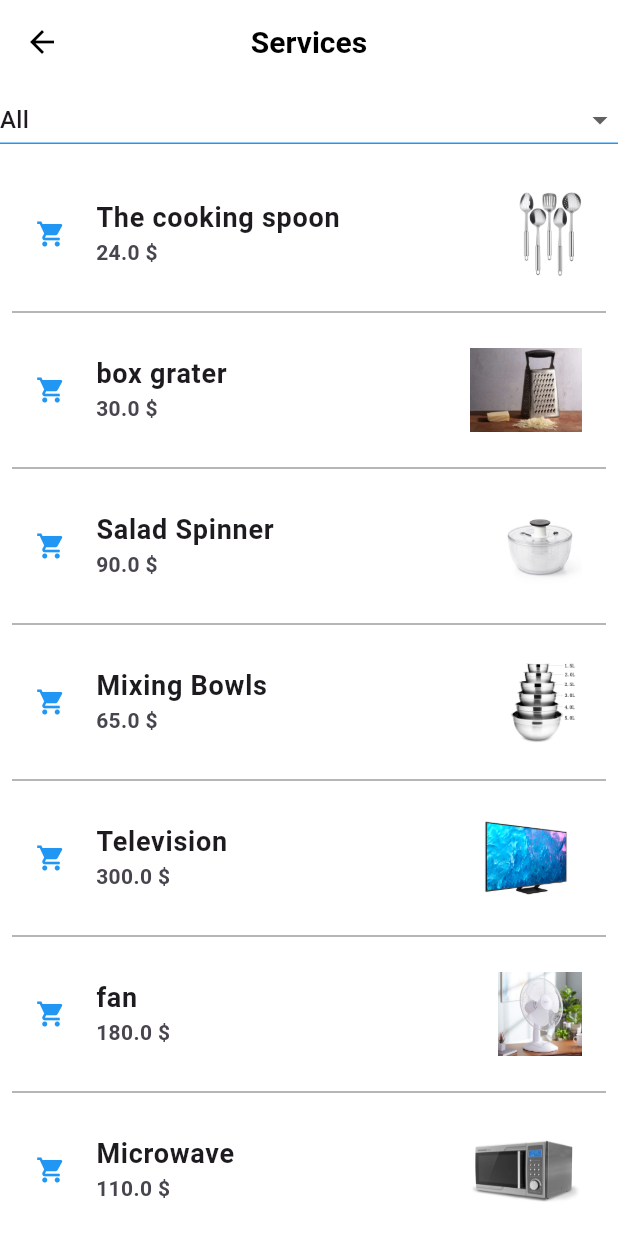
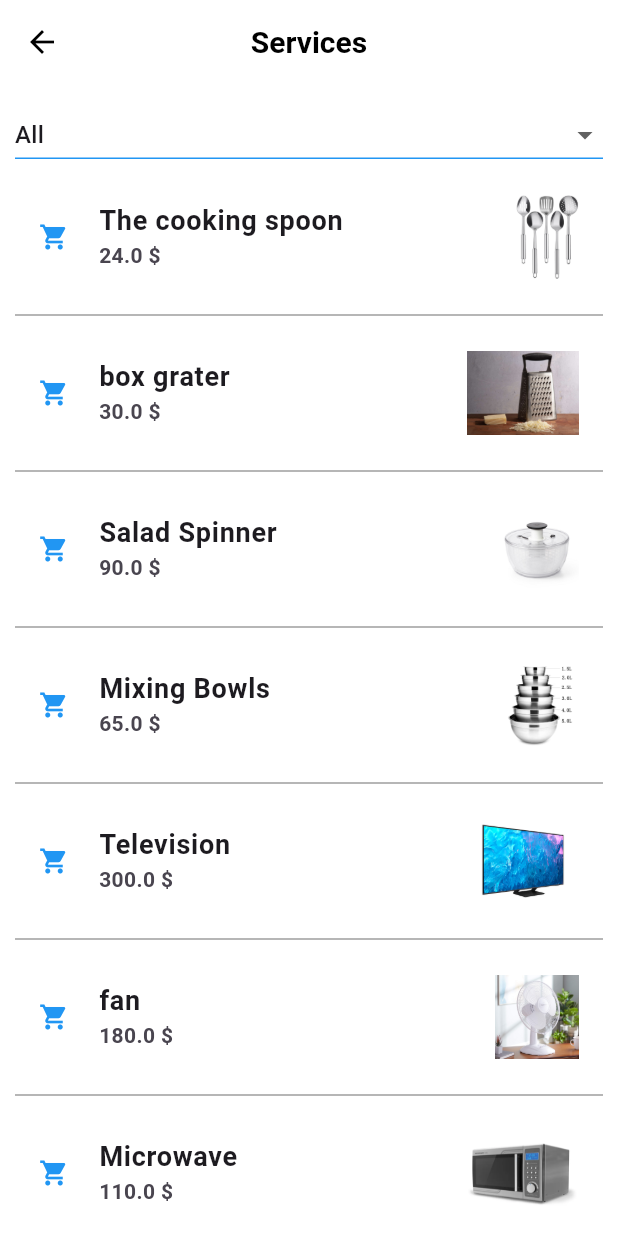
Before and after one commit to MostafaAlkhder/service_booking_app, a Flutter app: the ServicesScreen screen opened directly, on a phone screen of 412 x 824 dp. Run offline on Flutter 3.47's test engine with Material 3 defaults, Android fonts, the phone set to English and light mode, and no system bars; our stand-ins replace bloc, carousel_slider, flutter_bloc; missing offline and left inert: animated_conditional_builder; Roboto replaces fonts that are missing (Jannah).

Commit message:
the last commit

```diff
--- a/lib/bloc/cubit.dart
+++ b/lib/bloc/cubit.dart
@@ -8,9 +8,7 @@ import 'package:service_booking_app/models/category.dart';
 import 'package:service_booking_app/models/services.dart';
 import 'package:service_booking_app/models/vendor.dart';
 import 'package:service_booking_app/screens/my_profile_screen.dart';
-import 'package:service_booking_app/screens/notifications_screen.dart';
 import 'package:service_booking_app/screens/home_screen.dart';
-import 'package:service_booking_app/screens/myBookings_screen.dart';
 import 'package:flutter/services.dart' show rootBundle;
 
 class AppCubit extends Cubit<AppStates> {
@@ -27,16 +25,13 @@ class AppCubit extends Cubit<AppStates> {
   ];
   List<String?> servicesFiltersList = [
     "All",
-    "catigory",
+    "category",
     "price range",
     "sorted by price",
   ];
   String? serviceFilterSelectedValue = "All";
   List<BottomNavigationBarItem> bottomNavBarItems = [
     BottomNavigationBarItem(icon: Icon(Icons.home), label: 'Home'),
-    BottomNavigationBarItem(
-        icon: Icon(Icons.notifications), label: 'Notifications'),
-    BottomNavigationBarItem(icon: Icon(Icons.book), label: 'My Bookings'),
     BottomNavigationBarItem(icon: Icon(Icons.person), label: 'My Profile'),
   ];
   int currentIndex = 0;
@@ -47,8 +42,6 @@ class AppCubit extends Cubit<AppStates> {
   List<VendorModel> vendors = [];
   List<Widget> screens = [
     HomeScreen(),
-    NotificationsScreen(),
-    MyBookingsScreen(),
     MyProfileScreen(),
   ];
 
@@ -62,7 +55,7 @@ class AppCubit extends Cubit<AppStates> {
     if (value == servicesFiltersList[0])
       filteredServices = this.services;
     else if (value == servicesFiltersList[1])
-      filteredServices = this.getServicesByCategory(1);
+      filteredServices = this.getServicesByCategory(3);
     if (value == servicesFiltersList[2])
       filteredServices = this.getServicesByPriceRange(100, 1000);
     if (value == servicesFiltersList[3])
--- a/lib/screens/services_screen.dart
+++ b/lib/screens/services_screen.dart
@@ -19,21 +19,21 @@ class ServicesScreen extends StatelessWidget {
         AppCubit cubit = AppCubit.get(context);
         return Scaffold(
             appBar: AppBarWidget(title: "Services"),
-            body: Column(
+            body: Padding(
+              padding: const EdgeInsets.all(10.0),
+              child: Column(
                 crossAxisAlignment: CrossAxisAlignment.start,
                 children: [
                   DropdownWidget<String?>(
                     currentValue: cubit.serviceFilterSelectedValue,
                     items: cubit.servicesFiltersList,
                     displayItem: (item) =>
-                      item.toString(), // How to display each item
+                        item.toString(),
                     onSelected: (value) {
                       cubit.changeServiceFilterSelectedValue(value);
                     },
                   ),
                   Expanded(
-                  child: Padding(
-                    padding: const EdgeInsets.all(8.0),
                     child: ListViewSeparatedWidget(
                         items: cubit.filteredServices,
                         itemBuilder: (context, item) => ListTileWidget(
@@ -46,8 +46,8 @@ class ServicesScreen extends StatelessWidget {
                             ),
                             trailing: Image.asset(item.image))),
                   ),
+                ],
               ),
-              ],
             ));
       },
     );
```
Also changed, not shown: lib/screens/myBookings_screen.dart (deleted, +0 -12 lines), lib/screens/notifications_screen.dart (deleted, +0 -48 lines). Lines whose indentation alone changed are shown as unchanged.
